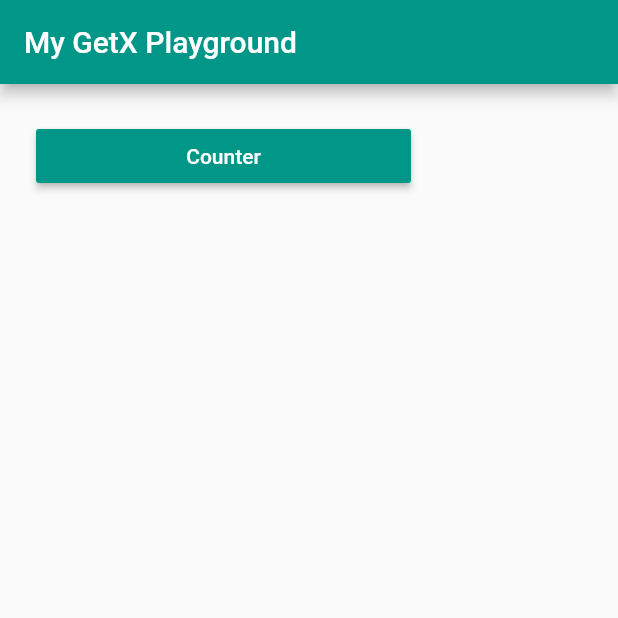
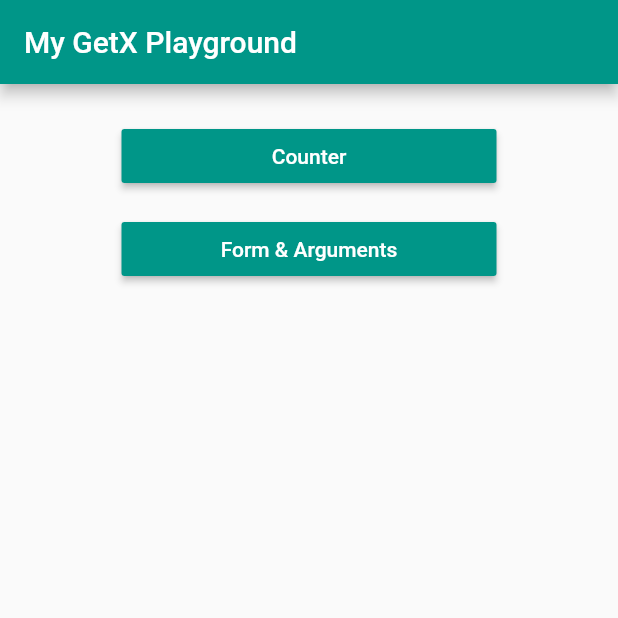
Before and after one commit to yoesuv/GetX-Playground, a Flutter app: the screen it shows after launch, on a phone screen of 412 x 824 dp, the top half of it. Run offline on Flutter 3.47's test engine with Material 2 defaults, Android fonts, the phone set to English and light mode, and no system bars; our stand-ins replace get.

Commit message:
:newspaper: widget button

```diff
--- a/lib/src/menu/home/home_screen.dart
+++ b/lib/src/menu/home/home_screen.dart
@@ -2,6 +2,7 @@ import 'package:flutter/material.dart';
 import 'package:get/get_core/src/get_main.dart';
 import 'package:get/get_navigation/get_navigation.dart';
 import 'package:my_getx_playground/src/menu/counter/counter_screen.dart';
+import 'package:my_getx_playground/src/widgets/my_button.dart';
 
 class HomeScreen extends StatelessWidget {
   const HomeScreen({Key? key}) : super(key: key);
@@ -20,18 +21,19 @@ class HomeScreen extends StatelessWidget {
               mainAxisSize: MainAxisSize.min,
               children: [
                 const SizedBox(height: 24),
-                MaterialButton(
-                  minWidth: 250,
-                  color: Colors.teal,
-                  onPressed: () {
-                    Get.toNamed(CounterScreen.routeName);
-                  },
-                  child: const Text(
-                    'Counter',
-                    style: TextStyle(
-                      color: Colors.white,
-                      fontSize: 14,
-                    ),
+                Center(
+                  child: MyButton(
+                    label: 'Counter',
+                    onPressed: () {
+                      Get.toNamed(CounterScreen.routeName);
+                    },
+                  ),
+                ),
+                const SizedBox(height: 14),
+                Center(
+                  child: MyButton(
+                    label: 'Form & Arguments',
+                    onPressed: () {},
                   ),
                 ),
               ],
--- /dev/null
+++ b/lib/src/widgets/my_button.dart
@@ -0,0 +1,32 @@
+import 'package:flutter/material.dart';
+
+class MyButton extends StatelessWidget {
+  final String label;
+  final Function? onPressed;
+
+  const MyButton({
+    Key? key,
+    required this.label,
+    this.onPressed,
+  }) : super(key: key);
+
+  @override
+  Widget build(BuildContext context) {
+    return MaterialButton(
+      minWidth: 250,
+      color: Colors.teal,
+      onPressed: () {
+        if (onPressed != null) {
+          onPressed!();
+        }
+      },
+      child: Text(
+        label,
+        style: const TextStyle(
+          fontSize: 14,
+          color: Colors.white,
+        ),
+      ),
+    );
+  }
+}
```
